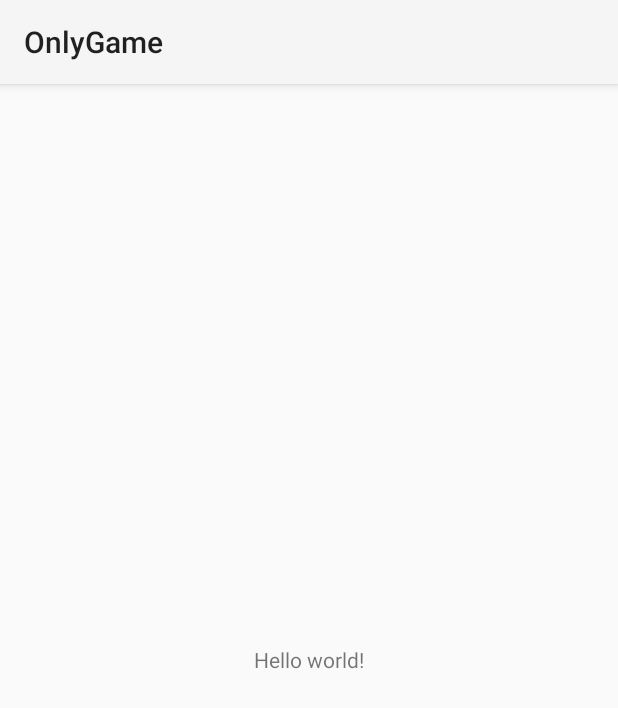
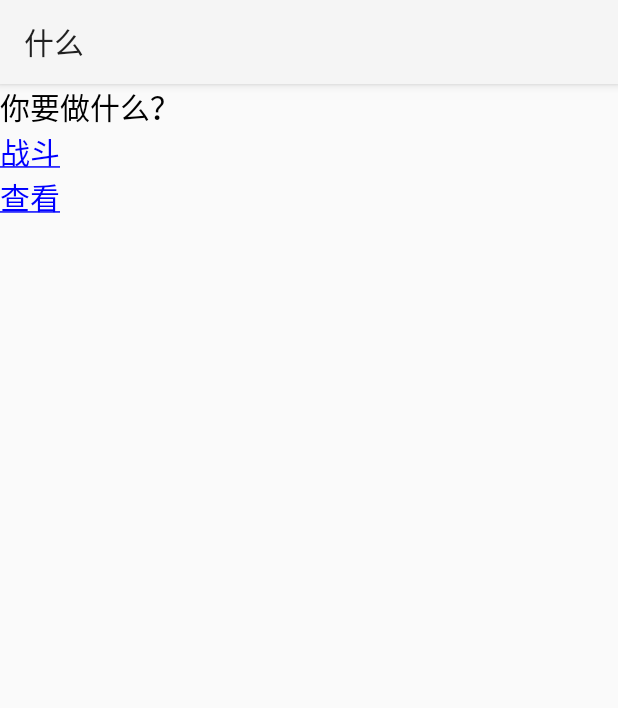
Before and after one commit to Lifeache/GM, an Android app: the screen it shows after launch (MainActivity), on a phone screen of 412 x 824 dp. Shown: the top 708 px of the screen. Run offline under Robolectric (Android 15) with nearby library versions, the phone set to English and light mode, and no system bars.

Commit message:
结合游戏

```diff
--- /dev/null
+++ b/OnlyGame/app/src/main/java/com/lifeache/og/DefaultDispatcher.java
@@ -0,0 +1,41 @@
+package com.lifeache.og;
+import android.app.*;
+
+public class DefaultDispatcher implements Dispatcher
+{
+	MainActivity activity;
+	Game g = new Game();
+	private static DefaultDispatcher dd = new DefaultDispatcher();
+	private DefaultDispatcher(){
+	}
+
+	public void setMainActivity(MainActivity activity)
+	{
+		this.activity = activity;
+	}
+
+	public MainActivity getMainActivity()
+	{
+		return activity;
+	}
+
+	public Game getGame(){
+		return g;
+	}
+	@Override
+	public void append(String t)
+	{
+		activity.append(t);
+	}
+
+	@Override
+	public void setText(CharSequence t)
+	{
+		activity.setText(t);
+	}
+
+	public static DefaultDispatcher getInstance(){
+		return dd;
+	}
+
+}
--- /dev/null
+++ b/OnlyGame/app/src/main/java/com/lifeache/og/Dispatcher.java
@@ -0,0 +1,7 @@
+package com.lifeache.og;
+
+public interface Dispatcher
+{
+	public void append(String t);
+	public void setText(CharSequence t);
+}
--- /dev/null
+++ b/OnlyGame/app/src/main/java/com/lifeache/og/Game.java
@@ -0,0 +1,58 @@
+package com.lifeache.og;
+import android.text.*;
+import android.text.style.*;
+
+public class Game
+{
+	public  CharSequence getStartSence(){
+		SpannableStringBuilder ssb = new SpannableStringBuilder();
+		ssb.append("你要做什么？\n");
+		Showable s0= new Showable("战斗",1);
+		Showable s1 = new Showable("查看",2);
+		ssb.append(s0);
+		ssb.append("\n");
+		ssb.append(s1);
+		ssb.append("\n");
+		return ssb;
+	}
+
+	public CharSequence getSence(int id){
+		switch(id){
+			case 1 :
+				return battle();
+			case 3:
+				return attack();
+		}
+		return getStartSence();
+	}
+	Unit gzj = new Unit("公子颉",25,125,0);
+	Unit guai = new Unit("丛林漫步者",20,160,0);
+	private CharSequence battle(){
+		SpannableStringBuilder ssb = new SpannableStringBuilder();
+		ssb.append(gzj.getName() + "(生命:" + gzj.getHp() +"/" + gzj.getMaxHp() + ")\n");
+		ssb.append("=====================\n");
+		Showable s = new Showable("攻击",3);
+		ssb.append(s);
+		ssb.append(guai.getName() + "  生命: " + guai.getHp() + "/" + guai.getMaxHp() + "\n\n");
+		return ssb;
+	}
+
+	private CharSequence attack(){
+		SpannableStringBuilder ssb = new SpannableStringBuilder();
+		ssb.append(gzj.getName() + "攻击" + guai.getName() + "\n");
+		ssb.append("造成了" + gzj.attack(guai) + "点伤害\n");
+		if(guai.getHp() <= 0){
+			ssb.append(guai.getName() + "死亡\n");
+			ssb.append(gzj.getName() + "获得胜利\n");
+		} else {
+			ssb.append(guai.getName() + "攻击" + gzj.getName() + "\n");
+			ssb.append("造成了" + guai.attack(gzj) + "点伤害\n");
+			if(gzj.getHp() <= 0){
+				ssb.append(gzj.getName() + "死亡\n");
+				ssb.append(gzj.getName() + "失败\n");
+			}
+		}
+		SpannableStringBuilder ssb2 = new SpannableStringBuilder(battle());
+		return ssb2.append(ssb);
+	}
+}
--- a/OnlyGame/app/src/main/java/com/lifeache/og/MainActivity.java
+++ b/OnlyGame/app/src/main/java/com/lifeache/og/MainActivity.java
@@ -2,13 +2,51 @@ package com.lifeache.og;
 
 import android.app.*;
 import android.os.*;
+import android.widget.*;
+import android.graphics.*;
+import android.text.*;
+import android.text.method.*;
 
 public class MainActivity extends Activity
 {
+	public void append(final String t)
+	{
+		hander.post(new Runnable(){
+		public void run(){
+			Showable spStr = new Showable(t,0);
+			tv.append("\n");
+			tv.append(spStr);
+		};
+		});
+	}
+
+	public void setText(final CharSequence t)
+	{
+		hander.post(new Runnable(){
+				public void run(){
+					tv.setText(t);
+				};
+			});
+	}
+
+	TextView tv;
+	DefaultDispatcher dd;
     @Override
     protected void onCreate(Bundle savedInstanceState)
     {
         super.onCreate(savedInstanceState);
         setContentView(R.layout.main);
+		dd = DefaultDispatcher.getInstance();
+		dd.setMainActivity(this);
+		tv = (TextView)findViewById(R.id.tv);
+		tv.setTextSize(20);
+		tv.setTextColor(Color.BLACK);
+		tv.setMovementMethod(LinkMovementMethod.getInstance());
+		setTitle("什么");
+
+		Game g = new Game();
+		tv.setText(g.getStartSence());
     }
+
+	Handler hander = new Handler();
 }
--- /dev/null
+++ b/OnlyGame/app/src/main/java/com/lifeache/og/Showable.java
@@ -0,0 +1,22 @@
+package com.lifeache.og;
+import android.text.*;
+
+public class Showable extends SpannableString
+{
+	int id;
+	public Showable(String t,int id){
+		super(t);
+		setSpan(new TextClicker(id),0,t.length(),Spanned.SPAN_INCLUSIVE_EXCLUSIVE);
+		this.id = id;
+	}
+
+	public void setId(int id)
+	{
+		this.id = id;
+	}
+
+	public int getId()
+	{
+		return id;
+	}
+}
--- /dev/null
+++ b/OnlyGame/app/src/main/java/com/lifeache/og/TextClicker.java
@@ -0,0 +1,29 @@
+package com.lifeache.og;
+import android.text.style.*;
+import android.view.*;
+import android.text.*;
+import android.graphics.*;
+import java.util.logging.*;
+
+public class TextClicker extends ClickableSpan
+{
+	int id;
+	public TextClicker(int id){
+		this.id = id;
+	}
+	@Override
+	public void onClick(View v)
+	{
+		DefaultDispatcher dd = DefaultDispatcher.getInstance();
+		Game g = dd.getGame();
+		dd.setText(g.getSence(id));
+	}
+
+	@Override
+	public void updateDrawState(TextPaint ds)
+	{
+		ds.setColor(Color.BLUE);
+		ds.setUnderlineText(true);
+	}
+
+}
--- /dev/null
+++ b/OnlyGame/app/src/main/java/com/lifeache/og/Unit.java
@@ -0,0 +1,73 @@
+package com.lifeache.og;
+
+public class Unit
+{
+	String name;
+	int attack;
+	int hp;
+	int maxHp;
+	int defence;
+
+	public Unit(String name, int attack, int hp, int defence)
+	{
+		this.name = name;
+		this.attack = attack;
+		this.hp = hp;
+		this.maxHp = hp;
+		this.defence = defence;
+	}
+
+	public void setMaxHp(int maxHp)
+	{
+		this.maxHp = maxHp;
+	}
+
+	public int getMaxHp()
+	{
+		return maxHp;
+	}
+	public void setName(String name)
+	{
+		this.name = name;
+	}
+
+	public String getName()
+	{
+		return name;
+	}
+
+	public void setAttack(int attack)
+	{
+		this.attack = attack;
+	}
+
+	public int getAttack()
+	{
+		return attack;
+	}
+
+	public void setHp(int hp)
+	{
+		this.hp = hp;
+	}
+
+	public int getHp()
+	{
+		return hp;
+	}
+
+	public void setDefence(int defence)
+	{
+		this.defence = defence;
+	}
+
+	public int getDefence()
+	{
+		return defence;
+	}
+
+	public int attack(Unit u){
+		u.setHp(u.getHp() - attack);
+		return attack;
+	}
+}
--- a/OnlyGame/app/src/main/res/layout/main.xml
+++ b/OnlyGame/app/src/main/res/layout/main.xml
@@ -1,11 +1,22 @@
-<LinearLayout xmlns:android="http://schemas.android.com/apk/res/android"
+<?xml version="1.0" encoding="utf-8"?>
+<LinearLayout
+	xmlns:android="http://schemas.android.com/apk/res/android"
 	android:layout_width="match_parent"
 	android:layout_height="match_parent"
 	android:gravity="center">
 
+	<ScrollView
+		android:layout_width="match_parent"
+		android:layout_height="match_parent"
+		android:orientation="horizontal"
+		>
+
 		<TextView
 			android:text="@string/hello_world"
 			android:layout_width="wrap_content"
-        android:layout_height="wrap_content" />
+			android:layout_height="wrap_content"
+			android:id="@+id/tv"/>
+
+	</ScrollView>
 
 </LinearLayout>
```
Also changed, not shown: 1 other file. Lines whose indentation alone changed are shown as unchanged.
